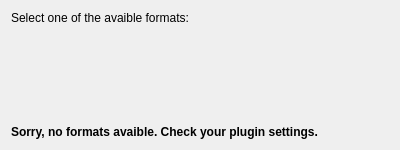
Old version of the form ui/designer/im_export.ui in the repository arielvb/collector.
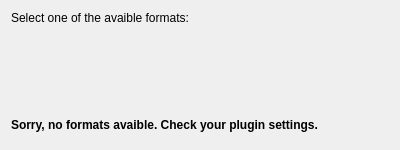
New version of the form.

The edit to the form file:
```diff
--- a/ui/designer/im_export.ui
+++ b/ui/designer/im_export.ui
@@ -62,6 +62,9 @@
      <property name="text">
       <string>Sorry, no formats avaible. Check your plugin settings.</string>
      </property>
+     <property name="wordWrap">
+      <bool>true</bool>
+     </property>
     </widget>
    </item>
   </layout>
```
